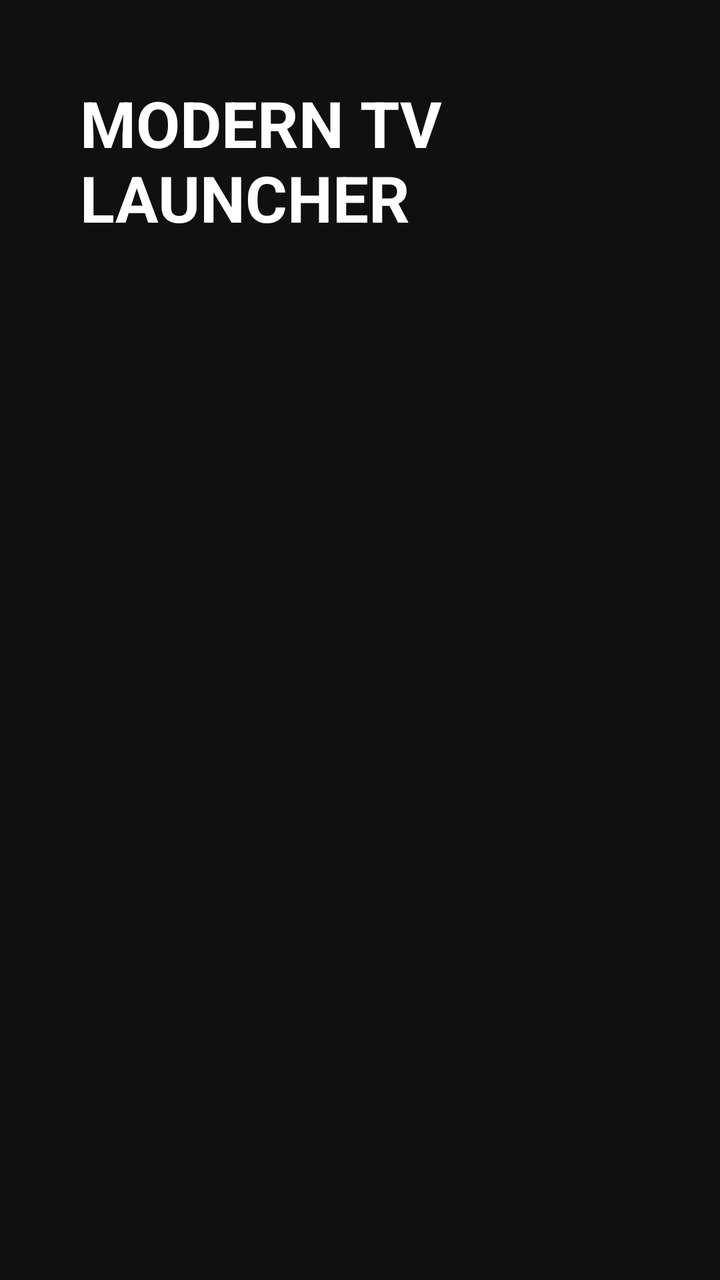
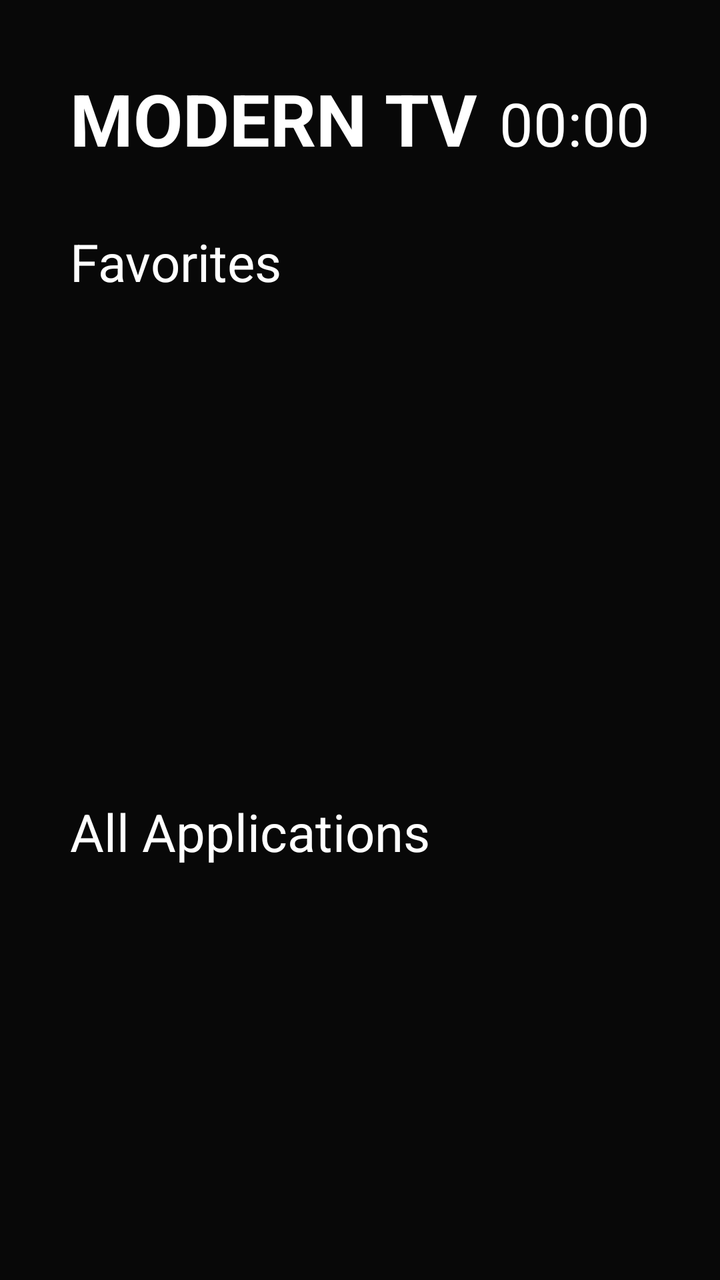

Compare the two renders of this Android layout. The source of the first and the diff that turns it into the second are given below.
<!-- AndroidManifest.xml: application theme AppTheme -->
<!-- res/layout/activity_main.xml -->
<LinearLayout xmlns:android="http://schemas.android.com/apk/res/android"

    android:layout_width="match_parent"
    android:layout_height="match_parent"

    android:orientation="vertical"

    android:padding="40dp"

    android:background="#101010">


    <TextView

        android:text="MODERN TV LAUNCHER"

        android:textSize="32sp"

        android:textColor="#FFFFFF"

        android:textStyle="bold"

        android:layout_width="wrap_content"

        android:layout_height="wrap_content"

        android:paddingBottom="30dp"/>


    <GridView

        android:id="@+id/appGrid"

        android:numColumns="6"

        android:horizontalSpacing="30dp"

        android:verticalSpacing="30dp"

        android:gravity="center"

        android:stretchMode="columnWidth"

        android:layout_width="match_parent"

        android:layout_height="match_parent"/>


</LinearLayout>
<!-- resources referenced by this layout -->
<resources>
  <style name="AppTheme" parent="android:style/Theme.Material.NoActionBar">
  
  <item name="android:windowFullscreen">true</item>
  
  </style>
</resources>

<!-- the commit's change to res/layout/activity_main.xml (unified diff, before → after) -->
@@ -1,30 +1,109 @@
 <LinearLayout xmlns:android="http://schemas.android.com/apk/res/android"
 
     android:layout_width="match_parent"
+
     android:layout_height="match_parent"
 
     android:orientation="vertical"
 
-    android:padding="40dp"
+    android:padding="35dp"
 
-    android:background="#101010">
+    android:background="@drawable/launcher_background">
+
+
+    <LinearLayout
+
+        android:layout_width="match_parent"
+
+        android:layout_height="wrap_content"
+
+        android:orientation="horizontal">
+
+
+        <TextView
+
+            android:text="MODERN TV"
+
+            android:textColor="#FFFFFF"
+
+            android:textStyle="bold"
+
+            android:textSize="36sp"
+
+            android:layout_width="0dp"
+
+            android:layout_weight="1"
+
+            android:layout_height="wrap_content"/>
+
+
+        <TextView
+
+            android:id="@+id/clockText"
+
+            android:text="00:00"
+
+            android:textColor="#FFFFFF"
+
+            android:textSize="30sp"
+
+            android:layout_width="wrap_content"
+
+            android:layout_height="wrap_content"/>
+
+    </LinearLayout>
+
 
 
     <TextView
 
-        android:text="MODERN TV LAUNCHER"
-
-        android:textSize="32sp"
+        android:text="Favorites"
 
         android:textColor="#FFFFFF"
 
-        android:textStyle="bold"
+        android:textSize="26sp"
+
+        android:paddingTop="30dp"
+
+        android:paddingBottom="10dp"
 
         android:layout_width="wrap_content"
 
-        android:layout_height="wrap_content"
+        android:layout_height="wrap_content"/>
 
-        android:paddingBottom="30dp"/>
+
+    <GridView
+
+        android:id="@+id/favoriteGrid"
+
+        android:numColumns="6"
+
+        android:horizontalSpacing="30dp"
+
+        android:verticalSpacing="20dp"
+
+        android:layout_width="match_parent"
+
+        android:layout_height="220dp"/>
+
+
+
+    <TextView
+
+        android:text="All Applications"
+
+        android:textColor="#FFFFFF"
+
+        android:textSize="26sp"
+
+        android:paddingTop="20dp"
+
+        android:paddingBottom="10dp"
+
+        android:layout_width="wrap_content"
+
+        android:layout_height="wrap_content"/>
+
 
 
     <GridView
@@ -35,11 +114,7 @@
 
         android:horizontalSpacing="30dp"
 
-        android:verticalSpacing="30dp"
-
-        android:gravity="center"
-
-        android:stretchMode="columnWidth"
+        android:verticalSpacing="20dp"
 
         android:layout_width="match_parent"
 
<!-- resource entries referenced after the edit -->
@@ -1,5 +1,11 @@
 <!-- resources referenced by this layout -->
 <resources>
+  <!-- drawable launcher_background (drawable) -->
+  <shape xmlns:android="http://schemas.android.com/apk/res/android">
+  
+      <solid android:color="#080808"/>
+  
+  </shape>
   <style name="AppTheme" parent="android:style/Theme.Material.NoActionBar">
   
   <item name="android:windowFullscreen">true</item>
